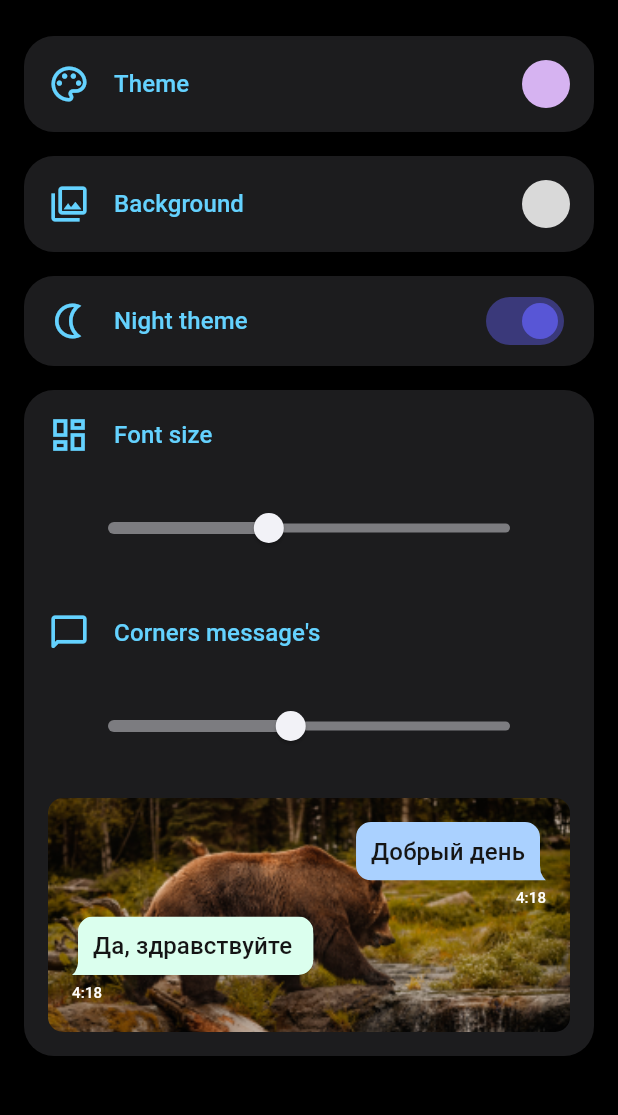
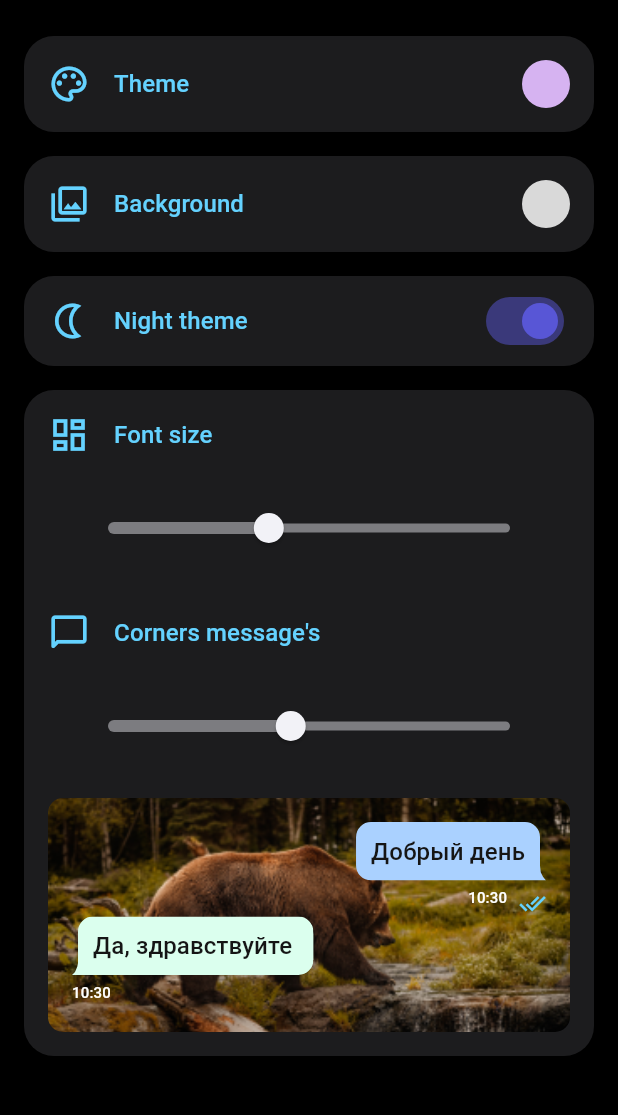
Before and after one commit to Vazgen2k4/proweb-send, a Flutter app: the SettingsThemePage screen opened by its route, on a phone screen of 412 x 824 dp, the part 96-1211 px from its top. Run offline on Flutter 3.47's test engine with Material 2 defaults, Android fonts, the phone set to English and light mode, and no system bars; our stand-ins replace bloc, cached_network_image, cloud_firestore, equatable, file_picker, firebase_auth and 9 more; missing offline and left inert: country_calling_code_picker, inview_notifier_list, mask_input_formatter; accounts and stored records are empty; network calls fail.

Commit message:
Последняя заливка

```diff
--- a/lib/domain/bloc/chats/chats_state.dart
+++ b/lib/domain/bloc/chats/chats_state.dart
@@ -35,10 +35,11 @@ class ChatsLoaded extends ChatsState {
 class ChatTileData {
   final ProUser? user;
   final Message? message;
-  // final String chatId;
+  final int notVisibleMessage;
 
   ChatTileData({
     required this.user,
     required this.message,
+    required this.notVisibleMessage,
   });
 }
--- a/lib/domain/bloc/message/message_event.dart
+++ b/lib/domain/bloc/message/message_event.dart
@@ -19,3 +19,16 @@ class SendMessage extends MessageEvent {
   @override
   List<Object> get props => [chatId];
 }
+
+class ReadMessage extends MessageEvent {
+  final int index;
+  final Message message;
+
+  const ReadMessage({
+    required this.index,
+    required this.message,
+  });
+
+  @override
+  List<Object> get props => [ index, message];
+}
--- a/lib/domain/models/chat_model.dart
+++ b/lib/domain/models/chat_model.dart
@@ -36,14 +36,21 @@ class Message {
   String? content;
   String? userId;
   bool? visible;
+  bool? isAdminMessage;
 
-  Message({this.time, this.content, this.userId, this.visible});
+  Message(
+      {this.time,
+      this.content,
+      this.userId,
+      this.visible,
+      required this.isAdminMessage});
 
   Message.fromJson(Map<String, dynamic> json) {
     time = json['time'];
     content = json['content'];
     userId = json['user-id'];
     visible = json['visible'];
+    isAdminMessage = json['is-admin-mess'] ?? false;
   }
 
   Map<String, dynamic> toJson() {
@@ -52,6 +59,7 @@ class Message {
     data['content'] = content;
     data['user-id'] = userId;
     data['visible'] = visible;
+    data['is-admin-mess'] = isAdminMessage;
     return data;
   }
 }
@@ -60,6 +68,5 @@ class ChatController {
   static final listController = ScrollController();
   static final textController = TextEditingController();
 
-
   static bool get textIsEmpty => textController.value.text.trim().isEmpty;
 }
--- a/lib/ui/pages/contacts/contacts_page.dart
+++ b/lib/ui/pages/contacts/contacts_page.dart
@@ -52,6 +52,7 @@ class ContactsPageContent extends StatelessWidget {
           );
         }
 
+
         return ListView.separated(
           itemCount: contacts.length,
           padding: const EdgeInsets.all(16),
@@ -83,7 +84,8 @@ class ContactsPageContent extends StatelessWidget {
                       ),
                     );
               },
-              leading: (contact.imagePath != null)
+              leading: (contact.imagePath != null &&
+                      contact.imagePath!.isNotEmpty)
                   ? CircleAvatar(
                       backgroundColor: AppColors.message,
                       backgroundImage: NetworkImage(contact.imagePath!),
--- a/lib/ui/pages/settings/settings_theme_page.dart
+++ b/lib/ui/pages/settings/settings_theme_page.dart
@@ -2,6 +2,7 @@ import 'dart:math';
 
 import 'package:flutter/material.dart';
 import 'package:flutter_bloc/flutter_bloc.dart';
+import 'package:intl/intl.dart';
 import 'package:proweb_send/domain/bloc/settings_bloc/settings_bloc.dart';
 import 'package:proweb_send/domain/models/settings_model.dart';
 import 'package:proweb_send/generated/l10n.dart';
@@ -185,18 +186,22 @@ class MessengerControllWidget extends StatelessWidget {
                   padding: const EdgeInsets.all(16),
                   children: <Widget>[
                     MessageWidget(
+                      isVisible: true,
                       key: UniqueKey(),
                       itsMe: true,
+                      isAdmin: false,
                       message: 'Добрый день',
-                      time: '4:18',
+                      time: DateTime.now().millisecondsSinceEpoch,
                       settings: settings,
                     ),
                     MessageWidget(
+                      isVisible: false,
                       key: UniqueKey(),
                       itsMe: false,
                       message: 'Да, здравствуйте ',
-                      time: '4:18',
+                      time: DateTime.now().millisecondsSinceEpoch,
                       settings: settings,
+                      isAdmin: false,
                     ),
                   ],
                 ),
@@ -305,8 +310,10 @@ class _SettingsThemeSliderWidgetState extends State<SettingsThemeSliderWidget> {
 class MessageWidget extends StatelessWidget {
   final String message;
   final bool itsMe;
-  final String time;
+  final int time;
   final SettingsModel settings;
+  final bool isVisible;
+  final bool isAdmin;
 
   const MessageWidget({
     Key? key,
@@ -314,6 +321,8 @@ class MessageWidget extends StatelessWidget {
     required this.itsMe,
     required this.time,
     required this.settings,
+    required this.isVisible,
+    required this.isAdmin,
   }) : super(key: key);
 
   @override
@@ -323,7 +332,6 @@ class MessageWidget extends StatelessWidget {
     final deviceWidth = MediaQuery.of(context).size.width;
     const widthPrecent = .8;
     final maxWidth = deviceWidth * widthPrecent;
-
     const kefPadding = .7;
     final paddingValue = borderRadius * kefPadding;
     final padding = paddingValue < 10
@@ -331,6 +339,49 @@ class MessageWidget extends StatelessWidget {
         : paddingValue > 20
             ? 16.0
             : paddingValue;
+
+    final date = DateTime.fromMillisecondsSinceEpoch(time);
+
+    final timeFormate = isAdmin
+        ? DateFormat('dd MMMM HH:mm').format(date)
+        : DateFormat('HH:mm').format(date);
+
+    if (isAdmin) {
+      return Align(
+        alignment: Alignment.center,
+        child: Column(
+          mainAxisSize: MainAxisSize.min,
+          children: [
+            Container(
+              padding: const EdgeInsets.symmetric(horizontal: 25, vertical: 10),
+              decoration: BoxDecoration(
+                borderRadius: BorderRadius.circular(borderRadius),
+                color: (itsMe ? AppColors.message : AppColors.messageSecondary)
+                    .withOpacity(.3),
+              ),
+              child: Text(
+                message,
+                textAlign: TextAlign.center,
+                style: TextStyle(
+                  fontSize: fontSize,
+                  height: 1.21,
+                  color: AppColors.text,
+                ),
+              ),
+            ),
+            const SizedBox(height: 10),
+            Text(
+              timeFormate,
+              style: const TextStyle(
+                color: Colors.white,
+                fontSize: 16,
+                height: 24 / 10,
+              ),
+            ),
+          ],
+        ),
+      );
+    }
 
     return Align(
       alignment: itsMe ? Alignment.centerRight : Alignment.centerLeft,
@@ -361,13 +412,25 @@ class MessageWidget extends StatelessWidget {
               ),
             ),
           ),
+          Row(
+            mainAxisSize: MainAxisSize.min,
+            crossAxisAlignment: CrossAxisAlignment.end,
+            children: [
               Text(
-            time,
+                timeFormate,
                 style: const TextStyle(
                   color: Colors.white,
                   fontSize: 10,
                   height: 24 / 10,
                 ),
+              ),
+              const SizedBox(width: 8),
+              if (itsMe)
+                Icon(
+                  isVisible ? Icons.done_all : Icons.done,
+                  color: AppColors.akcent,
+                )
+            ],
           ),
         ],
       ),
--- a/pubspec.yaml
+++ b/pubspec.yaml
@@ -26,7 +26,7 @@ dependencies:
   shared_preferences: ^2.0.15
   # Files
   file_picker: ^5.0.1
-  contacts_service: ^0.6.3
+  # contacts_service: ^0.6.3
   # Icons && animations
   country_calling_code_picker: ^2.0.1
   flutter_svg: ^1.1.1
@@ -38,6 +38,9 @@ dependencies:
   skeleton_text: ^3.0.0
   mask_input_formatter: ^0.0.3
   cached_network_image: ^3.2.1
+  inview_notifier_list: ^3.0.0
+  badges: ^2.0.3
+  flutter_contacts: ^1.1.5
 
 dev_dependencies:
   flutter_test:
```
Also changed, not shown: lib/domain/bloc/chats/chats_bloc.dart (+28 -9 lines), lib/domain/bloc/contacts/contacts_bloc.dart (+20 -11 lines), lib/domain/bloc/message/message_bloc.dart (+25 -2 lines), lib/ui/pages/chats/chats_page.dart (+18 -3 lines), lib/ui/pages/chats/singl_chat_page.dart (+64 -60 lines), pubspec.lock, 1 other file. Lines whose indentation alone changed are shown as unchanged.
